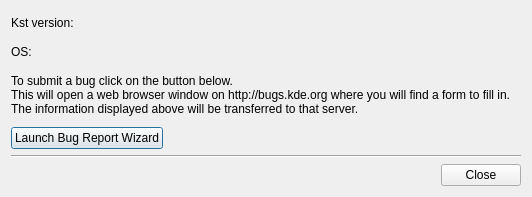
Qt form src/libkstapp/bugreportwizard.ui (Kst-plot/kst) before a commit.
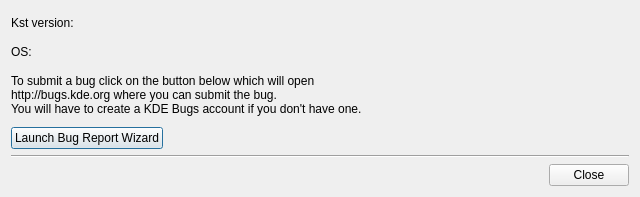
The same form after that commit.

Commit message: fix broken but report wizard

Diff of the .ui file:
```diff
--- a/src/libkstapp/bugreportwizard.ui
+++ b/src/libkstapp/bugreportwizard.ui
@@ -6,7 +6,7 @@
    <rect>
     <x>0</x>
     <y>0</y>
-    <width>532</width>
+    <width>640</width>
     <height>197</height>
    </rect>
   </property>
@@ -66,9 +66,9 @@
    <item>
     <widget class="QLabel" name="label_3">
      <property name="text">
-      <string>To submit a bug click on the button below.
-This will open a web browser window on http://bugs.kde.org where you will find a form to fill in.
-The information displayed above will be transferred to that server.</string>
+      <string>To submit a bug click on the button below which will open
+http://bugs.kde.org where you can submit the bug.
+You will have to create a KDE Bugs account if you don't have one.</string>
      </property>
     </widget>
    </item>
```
The commit also changes 2 other files.
